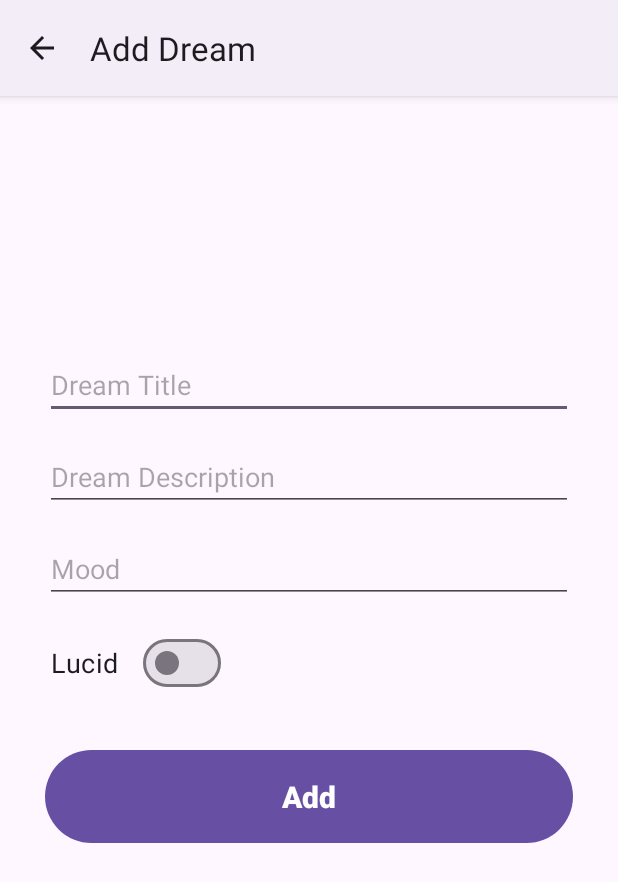
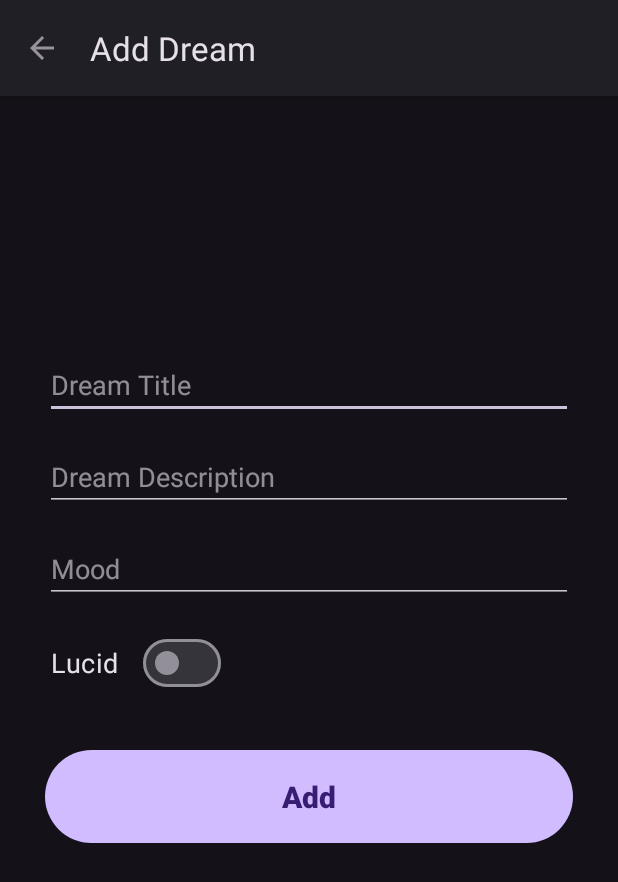
Before and after one commit to Alex7342/Lucid, an Android app built with Jetpack Compose: the screen it shows after launch (AddActivity), after a tap on an icon or button, on a phone screen of 412 x 824 dp. Shown: the top 882 px of the screen. Run offline under Robolectric (Android 15) with nearby library versions, the phone set to English and light mode, and no system bars.

Commit message:
Removed light theme

```diff
--- a/app/src/main/res/values-night/themes.xml
+++ b/app/src/main/res/values-night/themes.xml
@@ -1,6 +1,6 @@
 <resources xmlns:tools="http://schemas.android.com/tools">
     <!-- Base application theme. -->
-    <style name="Base.Theme.Lucid" parent="Theme.Material3.DayNight">
+    <style name="Base.Theme.Lucid" parent="Theme.Material3.Dark">
         <!-- Customize your dark theme here. -->
         <!-- <item name="colorPrimary">@color/my_dark_primary</item> -->
     </style>
--- a/app/src/main/res/values/themes.xml
+++ b/app/src/main/res/values/themes.xml
@@ -1,6 +1,6 @@
 <resources xmlns:tools="http://schemas.android.com/tools">
     <!-- Base application theme. -->
-    <style name="Base.Theme.Lucid" parent="Theme.Material3.DayNight">
+    <style name="Base.Theme.Lucid" parent="Theme.Material3.Dark">
         <!-- Customize your light theme here. -->
         <!-- <item name="colorPrimary">@color/my_light_primary</item> -->
     </style>
```
